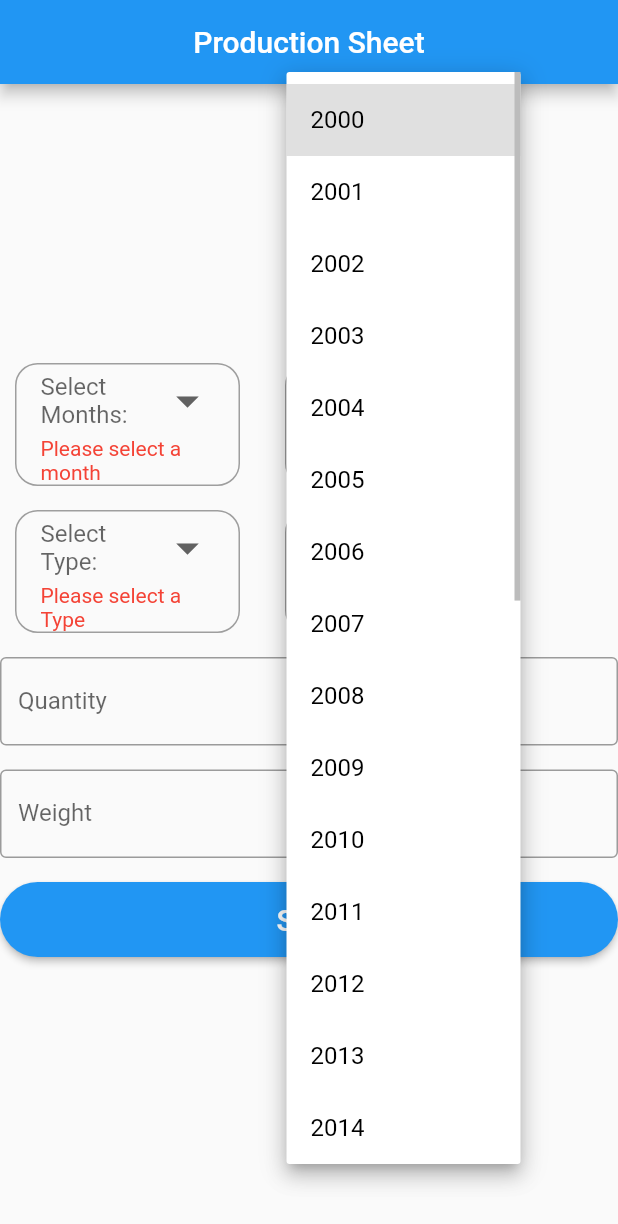
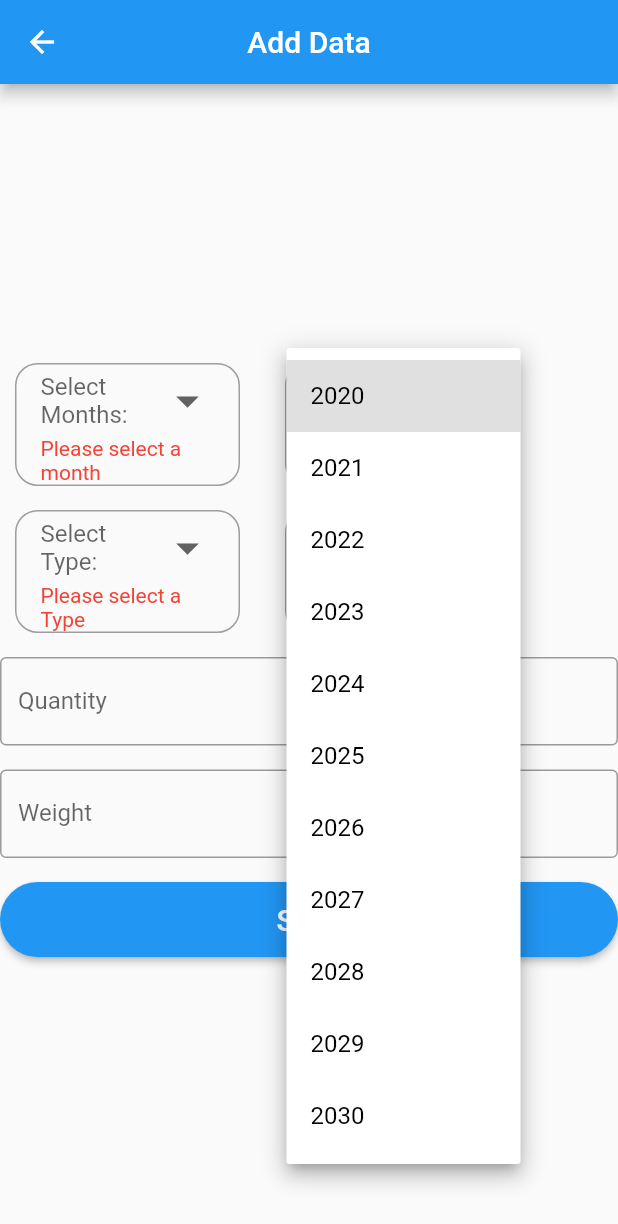
Before and after one commit to YelanYaeYeet/FlutterProduction, a Flutter app: the CreateSheetPage screen opened directly, after a tap on "Select years:", on a phone screen of 412 x 824 dp. Shown: the top 1224 px of the screen. Run offline on Flutter 3.47's test engine with Material 2 defaults, Android fonts, the phone set to English and light mode, and no system bars; our stand-ins replace fl_chart, flutter_svg; missing offline and left inert: gsheets; key blocks and very long unbroken strings in the code were emptied for the run.

```diff
--- a/lib/page/create_page.dart
+++ b/lib/page/create_page.dart
@@ -1,5 +1,4 @@
 import 'package:flutter/material.dart';
-import 'package:production/main.dart';
 import 'package:production/productions/api/productions_api.dart';
 import 'package:production/widget/product_form_widget.dart';
 
@@ -13,7 +12,7 @@ class _CreateSheetPageState extends State<CreateSheetPage> {
   @override
   Widget build(BuildContext context) => Scaffold(
         appBar: AppBar(
-          title: const Text(MyApp.title),
+          title: const Text("Add Data"),
           centerTitle: true,
         ),
         body: Container(
--- /dev/null
+++ b/lib/resources/hard_coded.dart
@@ -0,0 +1,34 @@
+class Resources {
+  static final List monthList = [
+    "January",
+    "February",
+    "March",
+    "April",
+    "May",
+    "June",
+    "July",
+    "August",
+    "September",
+    "October",
+    "November",
+    "December"
+  ];
+
+  static final List yearList = [
+    "2020",
+    "2021",
+    "2022",
+    "2023",
+    "2024",
+    "2025",
+    "2026",
+    "2027",
+    "2028",
+    "2029",
+    "2030",
+  ];
+
+  static final List nameList = ["naibai", "xiaobai", "lettuce"];
+
+  static final List zoneList = ["1", "2", "3", "4", "5", "6", "7"];
+}
--- a/lib/widget/pick_up_widget.dart
+++ b/lib/widget/pick_up_widget.dart
@@ -1,4 +1,5 @@
 import 'package:flutter/material.dart';
+import 'package:production/resources/hard_coded.dart';
 
 class ProductChoice extends StatefulWidget {
   final ValueChanged<String> onMonthChange;
@@ -19,58 +20,6 @@ class ProductChoice extends StatefulWidget {
 }
 
 class ProductChoiceState extends State<ProductChoice> {
-  List monthList = [
-    "January",
-    "February",
-    "March",
-    "April",
-    "May",
-    "June",
-    "July",
-    "August",
-    "September",
-    "October",
-    "November",
-    "December"
-  ];
-
-  List yearList = [
-    "2000",
-    "2001",
-    "2002",
-    "2003",
-    "2004",
-    "2005",
-    "2006",
-    "2007",
-    "2008",
-    "2009",
-    "2010",
-    "2011",
-    "2012",
-    "2013",
-    "2014",
-    "2015",
-    "2016",
-    "2017",
-    "2018",
-    "2019",
-    "2020",
-    "2021",
-    "2022",
-    "2023",
-    "2024",
-    "2025",
-    "2026",
-    "2027",
-    "2028",
-    "2029",
-    "2030"
-  ];
-
-  List nameList = ["naibai", "xiaobai", "lettuce"];
-
-  List zoneList = ["1", "2", "3", "4", "5", "6", "7"];
 
   String? _selectedMonth;
   String? _selectedYear;
@@ -115,7 +64,7 @@ class ProductChoiceState extends State<ProductChoice> {
                       });
                       widget.onMonthChange(newMonth.toString());
                     },
-                    items: monthList.map((monthItem) {
+                    items: Resources.monthList.map((monthItem) {
                       return DropdownMenuItem(
                         value: monthItem,
                         child: Text(monthItem),
@@ -155,7 +104,7 @@ class ProductChoiceState extends State<ProductChoice> {
                       });
                       widget.onYearChange(yearValue.toString());
                     },
-                    items: yearList.map((yearItem) {
+                    items: Resources.yearList.map((yearItem) {
                       return DropdownMenuItem(
                         value: yearItem,
                         child: Text(yearItem),
@@ -201,7 +150,7 @@ class ProductChoiceState extends State<ProductChoice> {
                     });
                     widget.onNameChange(nameValue.toString());
                   },
-                  items: nameList.map((nameItems) {
+                  items: Resources.nameList.map((nameItems) {
                     return DropdownMenuItem(
                       value: nameItems,
                       child: Text(nameItems),
@@ -241,7 +190,7 @@ class ProductChoiceState extends State<ProductChoice> {
                     });
                     widget.onZoneChange(zoneValue.toString());
                   },
-                  items: zoneList.map((zoneItems) {
+                  items: Resources.zoneList.map((zoneItems) {
                     return DropdownMenuItem(
                       value: zoneItems,
                       child: Text(zoneItems),
```
Also changed, not shown: lib/main.dart (+51 -6 lines), lib/pie_chart/sample/pie_chart_view.dart (added, +207 -0 lines), lib/pie_chart/sample/presentation_view.dart (added, +80 -0 lines), lib/resources/indicator.dart (added, +44 -0 lines).
